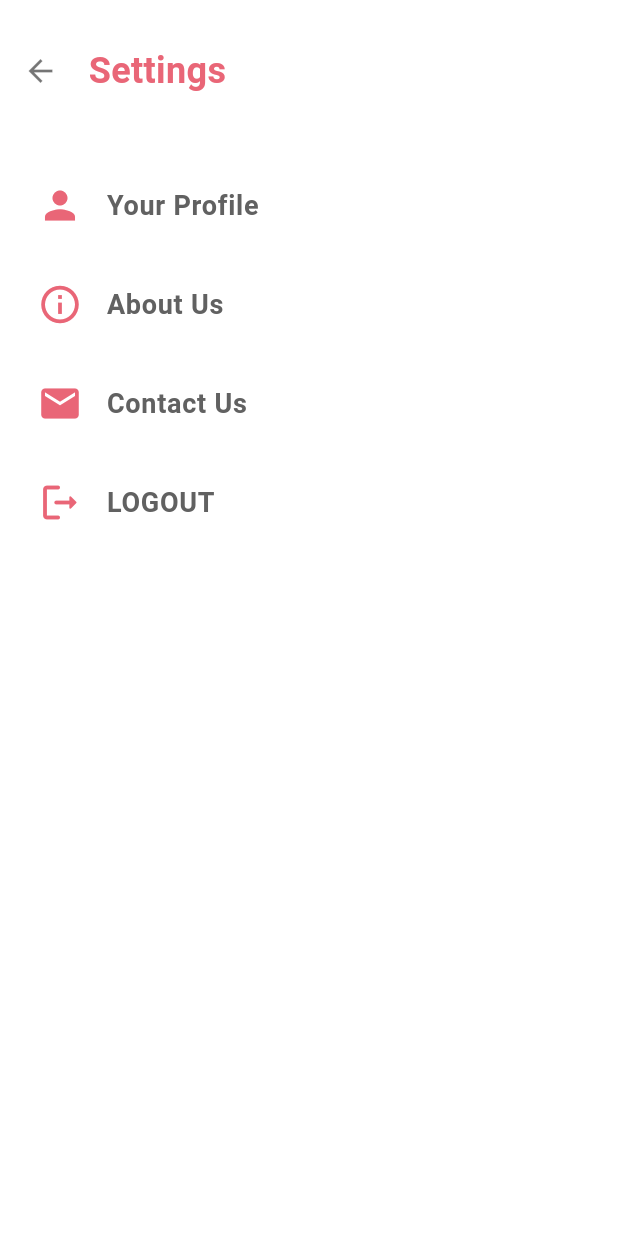
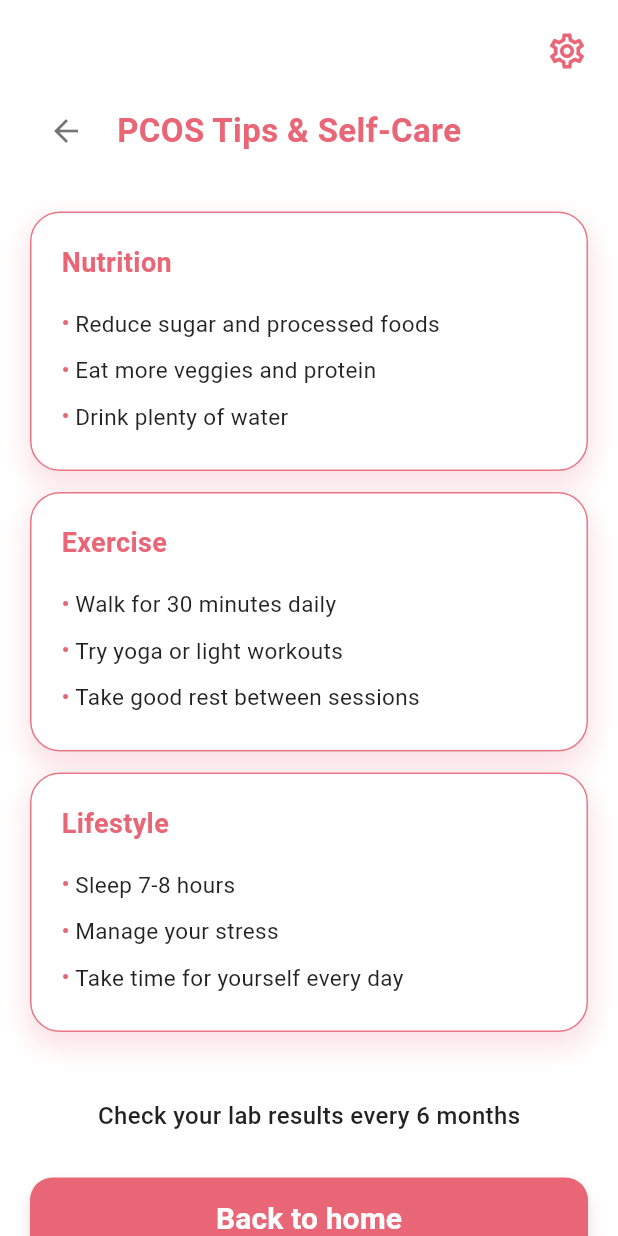
Before and after one commit to AbdullahHamoda20/Hormo-Track, a Flutter app: the screen it shows after launch, on a phone screen of 412 x 824 dp. Run offline on Flutter 3.47's test engine with Material 3 defaults, Android fonts, the phone set to English and light mode, and no system bars.

Commit message:
add tips screen

```diff
--- a/lib/features/tips/view/tips_screen.dart
+++ b/lib/features/tips/view/tips_screen.dart
@@ -0,0 +1,165 @@
+import 'package:flutter/material.dart';
+
+class TipsScreen extends StatelessWidget {
+  const TipsScreen({super.key});
+
+  @override
+  Widget build(BuildContext context) {
+    Color primaryPink = const Color(0xFFE96677);
+
+    return Scaffold(
+      backgroundColor: Colors.white,
+      body: SafeArea(
+        child: SingleChildScrollView(
+          padding: const EdgeInsets.all(20.0),
+          child: Column(
+            crossAxisAlignment: CrossAxisAlignment.start,
+            children: [
+              Align(
+                alignment: Alignment.topRight,
+                child: Icon(
+                  Icons.settings_outlined,
+                  color: primaryPink,
+                  size: 28,
+                ),
+              ),
+
+              const SizedBox(height: 15),
+              Row(
+                children: [
+                  IconButton(
+                    icon: const Icon(Icons.arrow_back, color: Colors.black54),
+                    onPressed: () => Navigator.pop(context),
+                  ),
+                  const SizedBox(width: 10),
+                  Text(
+                    "PCOS Tips & Self-Care",
+                    style: TextStyle(
+                      color: primaryPink,
+                      fontSize: 22,
+                      fontWeight: FontWeight.bold,
+                    ),
+                  ),
+                ],
+              ),
+              const SizedBox(height: 30),
+
+              buildTipCard("Nutrition", [
+                "Reduce sugar and processed foods",
+                "Eat more veggies and protein",
+                "Drink plenty of water",
+              ], primaryPink),
+              buildTipCard("Exercise", [
+                "Walk for 30 minutes daily",
+                "Try yoga or light workouts",
+                "Take good rest between sessions",
+              ], primaryPink),
+              buildTipCard("Lifestyle", [
+                "Sleep 7-8 hours",
+                "Manage your stress",
+                "Take time for yourself every day",
+              ], primaryPink),
+
+              const SizedBox(height: 30),
+              const Center(
+                child: Text(
+                  "Check your lab results every 6 months",
+                  style: TextStyle(
+                    fontSize: 16,
+                    color: Colors.black87,
+                    fontWeight: FontWeight.w500,
+                  ),
+                ),
+              ),
+              const SizedBox(height: 30),
+
+              SizedBox(
+                width: double.infinity,
+                height: 55,
+                child: ElevatedButton(
+                  onPressed: () =>
+                      Navigator.of(context).popUntil((route) => route.isFirst),
+                  style: ElevatedButton.styleFrom(
+                    backgroundColor: primaryPink,
+                    shape: RoundedRectangleBorder(
+                      borderRadius: BorderRadius.circular(15),
+                    ),
+                    elevation: 5,
+                    shadowColor: primaryPink.withOpacity(0.4),
+                  ),
+                  child: const Text(
+                    "Back to home",
+                    style: TextStyle(
+                      fontSize: 20,
+                      color: Colors.white,
+                      fontWeight: FontWeight.bold,
+                    ),
+                  ),
+                ),
+              ),
+            ],
+          ),
+        ),
+      ),
+    );
+  }
+
+  Widget buildTipCard(String title, List<String> tips, Color color) {
+    return Container(
+      width: double.infinity,
+      margin: const EdgeInsets.only(bottom: 14),
+      padding: const EdgeInsets.all(20),
+      decoration: BoxDecoration(
+        color: Colors.white,
+        borderRadius: BorderRadius.circular(20),
+        border: Border.all(color: color.withOpacity(0.9)),
+        boxShadow: [
+          BoxShadow(
+            color: color.withOpacity(0.2),
+            blurRadius: 15,
+            spreadRadius: 2,
+            offset: const Offset(0, 8),
+          ),
+        ],
+      ),
+      child: Column(
+        crossAxisAlignment: CrossAxisAlignment.start,
+        children: [
+          Text(
+            title,
+            style: TextStyle(
+              color: color,
+              fontSize: 18,
+              fontWeight: FontWeight.bold,
+            ),
+          ),
+          const SizedBox(height: 12),
+          ...tips.map(
+            (tip) => Padding(
+              padding: const EdgeInsets.symmetric(vertical: 5.0),
+              child: Row(
+                crossAxisAlignment: CrossAxisAlignment.start,
+                children: [
+                  Text(
+                    "• ",
+                    style: TextStyle(color: color, fontWeight: FontWeight.bold),
+                  ),
+                  Expanded(
+                    child: Text(
+                      tip,
+                      style: const TextStyle(
+                        fontSize: 15,
+                        color: Colors.black87,
+                        height: 1.4,
+                      ),
+                    ),
+                  ),
+                ],
+              ),
+            ),
+          ),
+        ],
+      ),
+    );
+  }
+}
--- a/lib/main.dart
+++ b/lib/main.dart
@@ -4,6 +4,7 @@ import 'features/settings/view/about_us_screen.dart';
 import 'features/settings/view/profile_screen.dart';
 import 'features/settings/view/contact_screen.dart';
 import 'features/settings/view/settings_screen.dart';
+import 'features/tips/view/tips_screen.dart';
 
 void main() {
   runApp(const MyApp());
@@ -17,7 +18,7 @@ class MyApp extends StatelessWidget {
     return MaterialApp(
       debugShowCheckedModeBanner: false,
       //
-      home:  SettingsScreen(),
+      home:  TipsScreen(),
 
     );
   }
```
